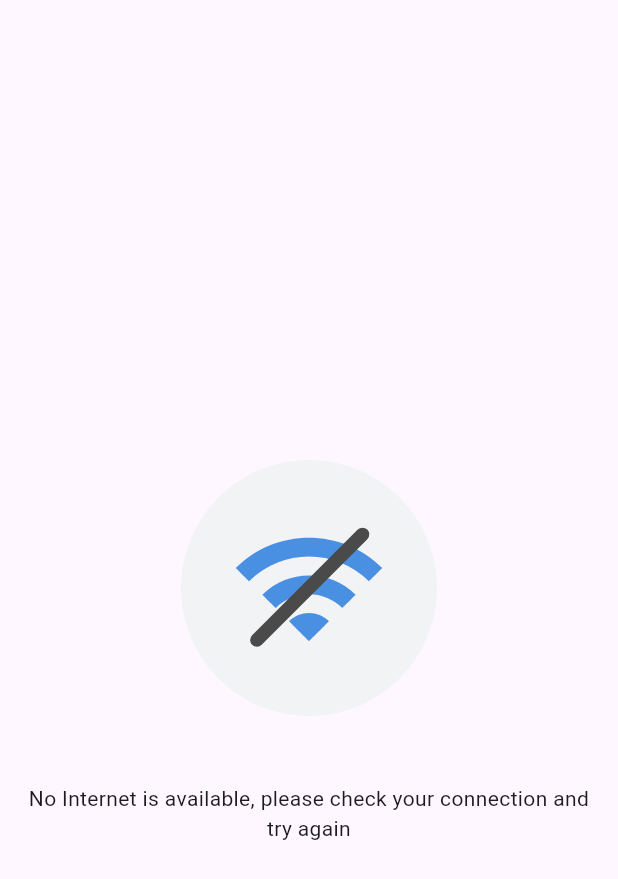
After one commit to Mohamedramzii/Ultra-Store, a Flutter app: the NoInternetScreen screen opened directly, on a phone screen of 412 x 824 dp. The commit adds this screen. Shown: the top 879 px of the screen. Run offline on Flutter 3.47's test engine with Material 3 defaults, Android fonts, the phone set to English and light mode, and no system bars; drawn by our look-alikes of lottie; our stand-ins replace connectivity_plus, firebase_core, flutter_dotenv; accounts and stored records are empty.

Commit message:
Internet connectivity checking over whole app is done

```diff
--- /dev/null
+++ b/lib/core/app/connectivity_controller.dart
@@ -0,0 +1,34 @@
+import 'dart:developer';
+
+import 'package:connectivity_plus/connectivity_plus.dart';
+import 'package:flutter/material.dart';
+
+class ConnectivityController {
+  ConnectivityController._();
+
+  static final ConnectivityController instance = ConnectivityController._();
+
+  ValueNotifier<bool> isConnected = ValueNotifier(true);
+  Future<void> init() async {
+    // ignore: omit_local_variable_types
+    final List<ConnectivityResult> connectivityResult =
+        await Connectivity().checkConnectivity();
+    isInternetConnected(connectivityResult);
+    Connectivity().onConnectivityChanged.listen(isInternetConnected);
+  }
+
+  bool isInternetConnected(List<ConnectivityResult> connectivityResult) {
+    if (connectivityResult.contains(ConnectivityResult.none)) {
+      isConnected.value = false;
+      log('No Internet connection');
+      return false;
+    } else if (connectivityResult.contains(ConnectivityResult.wifi) ||
+        connectivityResult.contains(ConnectivityResult.mobile)) {
+      isConnected.value = true;
+      log('Internet connection');
+      return true;
+    } else {
+      return false;
+    }
+  }
+}
--- /dev/null
+++ b/lib/core/common/screens/no_network_screen.dart
@@ -0,0 +1,29 @@
+// ignore_for_file: lines_longer_than_80_chars
+
+import 'package:flutter/material.dart';
+import 'package:full_ecommerce_app/core/style/strings.dart';
+import 'package:lottie/lottie.dart';
+
+class NoInternetScreen extends StatelessWidget {
+  const NoInternetScreen({super.key});
+
+  @override
+  Widget build(BuildContext context) {
+    return Scaffold(
+      body: Padding(
+        padding: const EdgeInsets.all(12),
+        child: Column(
+          mainAxisAlignment: MainAxisAlignment.center,
+          children: [
+            Flexible(
+              child: LottieBuilder.asset(AppImages.noInternet,repeat: false),
+            ),
+            const Text(
+              'No Internet is available, please check your connection and try again',textAlign: TextAlign.center,
+            ),
+          ],
+        ),
+      ),
+    );
+  }
+}
--- /dev/null
+++ b/lib/core/style/strings.dart
@@ -0,0 +1,3 @@
+class AppImages {
+  static const String noInternet = 'assets/images/no_internet.json';
+}
--- a/pubspec.yaml
+++ b/pubspec.yaml
@@ -42,6 +42,7 @@ dependencies:
   connectivity_plus: ^6.0.2
   flutter_dotenv: ^5.1.0
   flutter_screenutil: ^5.9.0
+  lottie: ^3.1.0
 
 
 dev_dependencies:
@@ -71,6 +72,7 @@ flutter:
   assets:
     - .env.dev
     - .env.production
+    - assets/images/
 
 
   # An image asset can refer to one or more resolution-specific "variants", see
```
Also changed, not shown: assets/images/no_internet.json (added, +1 -0 lines), lib/full_ecommerce_app.dart (+33 -2 lines), assets/images/empty_screen.png (added), assets/images/no_network.jpg (added), assets/images/page_under_build.jpg (added), assets/images/splash.jpg (added), pubspec.lock, 1 other file.
